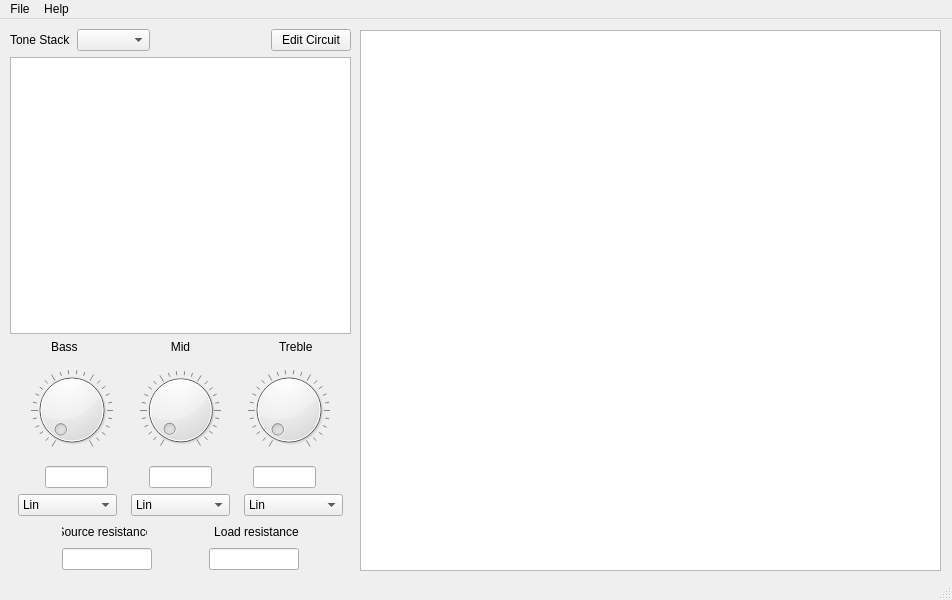
This is tonestackcalculator.ui in olivergardiner/tonestack as Qt 5 draws it before an edit. The edited form follows.
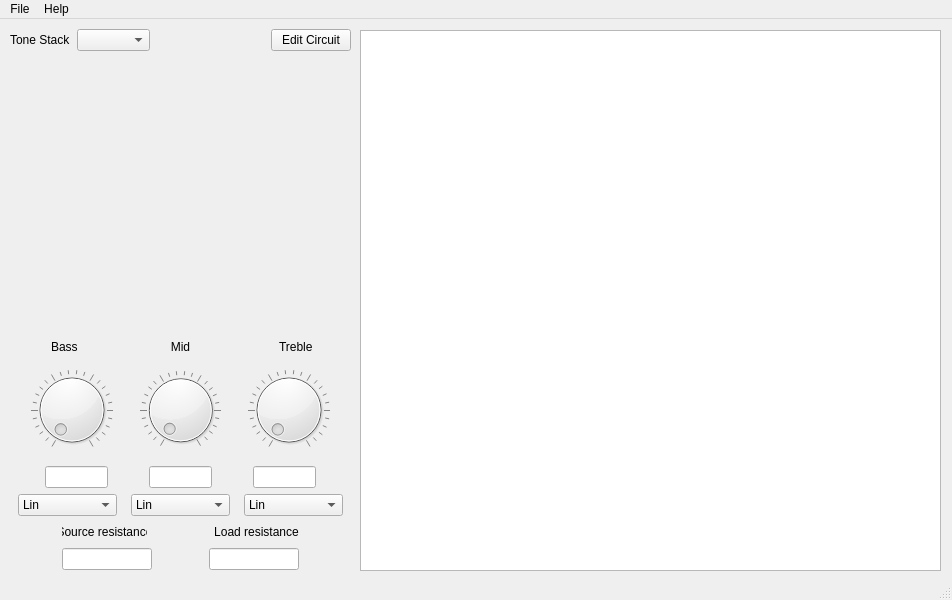
This is the edited form.

Commit message: Refactored codebase to use config structures instead of classes for each circuit type and provided circuit images for each circuit

What changed in the file:
```diff
--- a/tonestackcalculator.ui
+++ b/tonestackcalculator.ui
@@ -91,7 +91,20 @@
       </layout>
      </item>
      <item>
-      <widget class="QGraphicsView" name="circuitDisplay"/>
+      <widget class="QLabel" name="circuitDisplay">
+       <property name="sizePolicy">
+        <sizepolicy hsizetype="Expanding" vsizetype="Expanding">
+         <horstretch>0</horstretch>
+         <verstretch>0</verstretch>
+        </sizepolicy>
+       </property>
+       <property name="text">
+        <string/>
+       </property>
+       <property name="scaledContents">
+        <bool>false</bool>
+       </property>
+      </widget>
      </item>
      <item>
       <layout class="QHBoxLayout" name="horizontalLayout_3">
```
The commit also changes 40 other files.
